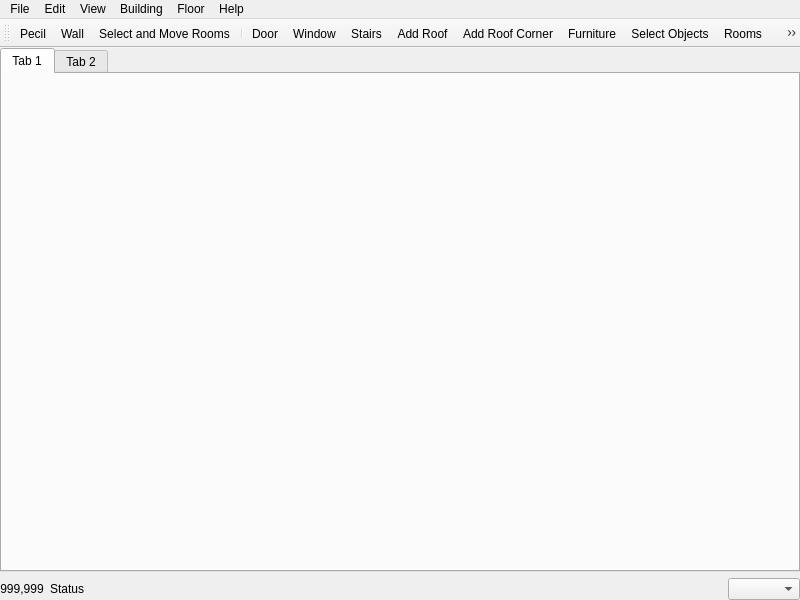
Before: the Qt Designer form src/tiled/BuildingEditor/buildingeditorwindow.ui in timbaker/tiled, drawn with Qt 5.
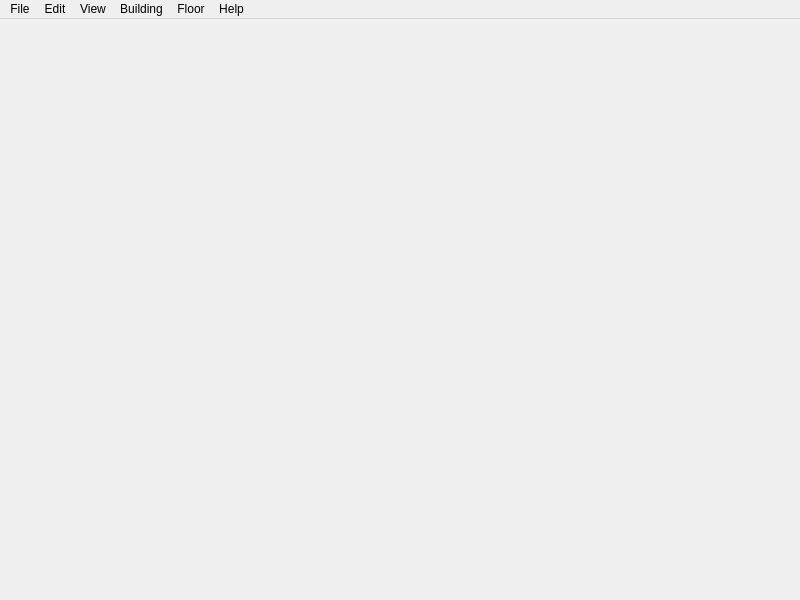
After: the same form once the commit is applied. Icons and pictures are not drawn.

What changed in the file:
```diff
--- a/src/tiled/BuildingEditor/buildingeditorwindow.ui
+++ b/src/tiled/BuildingEditor/buildingeditorwindow.ui
@@ -18,57 +18,6 @@
     <property name="margin">
      <number>0</number>
     </property>
-    <item>
-     <widget class="QTabWidget" name="documentTabWidget">
-      <widget class="QWidget" name="tab">
-       <attribute name="title">
-        <string>Tab 1</string>
-       </attribute>
-      </widget>
-      <widget class="QWidget" name="tab_2">
-       <attribute name="title">
-        <string>Tab 2</string>
-       </attribute>
-      </widget>
-     </widget>
-    </item>
-    <item>
-     <layout class="QHBoxLayout" name="statusBarLayout">
-      <item>
-       <widget class="QLabel" name="coordLabel">
-        <property name="text">
-         <string>999,999</string>
-        </property>
-        <property name="alignment">
-         <set>Qt::AlignCenter</set>
-        </property>
-       </widget>
-      </item>
-      <item>
-       <widget class="QLabel" name="statusLabel">
-        <property name="text">
-         <string>Status</string>
-        </property>
-       </widget>
-      </item>
-      <item>
-       <spacer name="horizontalSpacer_2">
-        <property name="orientation">
-         <enum>Qt::Horizontal</enum>
-        </property>
-        <property name="sizeHint" stdset="0">
-         <size>
-          <width>40</width>
-          <height>20</height>
-         </size>
-        </property>
-       </spacer>
-      </item>
-      <item>
-       <widget class="QComboBox" name="editorScaleComboBox"/>
-      </item>
-     </layout>
-    </item>
    </layout>
   </widget>
   <widget class="QMenuBar" name="menubar">
@@ -166,31 +115,6 @@
    <addaction name="menuFloor"/>
    <addaction name="menuHelp"/>
   </widget>
-  <widget class="QToolBar" name="toolBar">
-   <property name="windowTitle">
-    <string>toolBar</string>
-   </property>
-   <attribute name="toolBarArea">
-    <enum>TopToolBarArea</enum>
-   </attribute>
-   <attribute name="toolBarBreak">
-    <bool>false</bool>
-   </attribute>
-   <addaction name="actionPecil"/>
-   <addaction name="actionWall"/>
-   <addaction name="actionSelectRooms"/>
-   <addaction name="separator"/>
-   <addaction name="actionDoor"/>
-   <addaction name="actionWindow"/>
-   <addaction name="actionStairs"/>
-   <addaction name="actionRoof"/>
-   <addaction name="actionRoofCorner"/>
-   <addaction name="actionFurniture"/>
-   <addaction name="actionSelectObject"/>
-   <addaction name="actionRooms"/>
-   <addaction name="actionUpLevel"/>
-   <addaction name="actionDownLevel"/>
-  </widget>
   <action name="actionClose">
    <property name="text">
     <string>Close</string>
```
Left out of the diff: 45 changed lines with no effect on the pictures.
